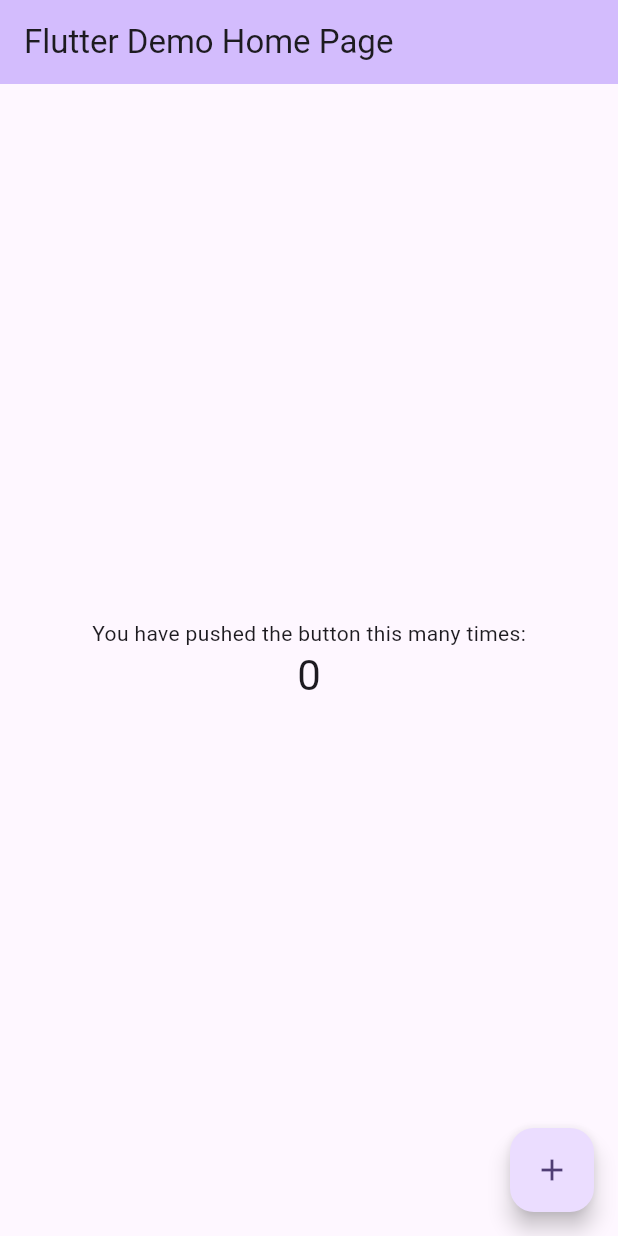
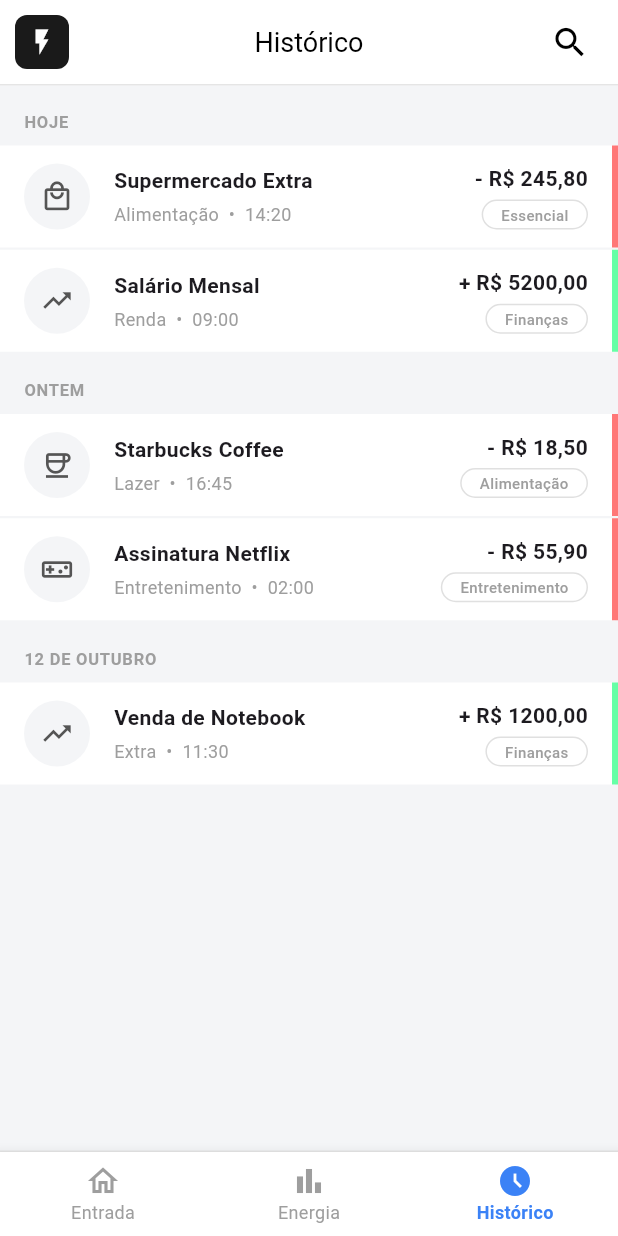
Before and after one commit to joaoelias1921/finance-flutter, a Flutter app: the screen it shows after launch, on a phone screen of 412 x 824 dp. Run offline on Flutter 3.47's test engine with Material 3 defaults, Android fonts, the light colour scheme and no system bars.

Commit message:
feat: add initial mocked transactions history screen

```diff
--- a/lib/main.dart
+++ b/lib/main.dart
@@ -1,122 +1,90 @@
 import 'package:flutter/material.dart';
+import 'screens/timeline_screen.dart';
 
 void main() {
-  runApp(const MyApp());
+  runApp(MyApp());
 }
 
 class MyApp extends StatelessWidget {
   const MyApp({super.key});
 
-  // This widget is the root of your application.
   @override
   Widget build(BuildContext context) {
     return MaterialApp(
-      title: 'Flutter Demo',
+      title: 'Fluxo financeiro',
+      debugShowCheckedModeBanner: false,
       theme: ThemeData(
-        // This is the theme of your application.
-        //
-        // TRY THIS: Try running your application with "flutter run". You'll see
-        // the application has a purple toolbar. Then, without quitting the app,
-        // try changing the seedColor in the colorScheme below to Colors.green
-        // and then invoke "hot reload" (save your changes or press the "hot
-        // reload" button in a Flutter-supported IDE, or press "r" if you used
-        // the command line to start the app).
-        //
-        // Notice that the counter didn't reset back to zero; the application
-        // state is not lost during the reload. To reset the state, use hot
-        // restart instead.
-        //
-        // This works for code too, not just values: Most code changes can be
-        // tested with just a hot reload.
-        colorScheme: .fromSeed(seedColor: Colors.deepPurple),
+        scaffoldBackgroundColor: Color(0xFFF4F5F7),
+        useMaterial3: true,
       ),
-      home: const MyHomePage(title: 'Flutter Demo Home Page'),
+      home: MainNavigationScreen(),
     );
   }
 }
 
-class MyHomePage extends StatefulWidget {
-  const MyHomePage({super.key, required this.title});
-
-  // This widget is the home page of your application. It is stateful, meaning
-  // that it has a State object (defined below) that contains fields that affect
-  // how it looks.
-
-  // This class is the configuration for the state. It holds the values (in this
-  // case the title) provided by the parent (in this case the App widget) and
-  // used by the build method of the State. Fields in a Widget subclass are
-  // always marked "final".
-
-  final String title;
+class MainNavigationScreen extends StatefulWidget {
+  const MainNavigationScreen({super.key});
 
   @override
-  State<MyHomePage> createState() => _MyHomePageState();
+  State<MainNavigationScreen> createState() => _MainNavigationScreenState();
 }
 
-class _MyHomePageState extends State<MyHomePage> {
-  int _counter = 0;
+class _MainNavigationScreenState extends State<MainNavigationScreen> {
+  int _currentIndex = 2;
 
-  void _incrementCounter() {
-    setState(() {
-      // This call to setState tells the Flutter framework that something has
-      // changed in this State, which causes it to rerun the build method below
-      // so that the display can reflect the updated values. If we changed
-      // _counter without calling setState(), then the build method would not be
-      // called again, and so nothing would appear to happen.
-      _counter++;
-    });
-  }
+  final List<Widget> _screens = [
+    Center(
+      child: Text('Tela de Entrada (Teclado)', style: TextStyle(fontSize: 24)),
+    ),
+    Center(
+      child: Text('Tela de Energia (Insights)', style: TextStyle(fontSize: 24)),
+    ),
+    TimelineScreen(),
+  ];
 
   @override
   Widget build(BuildContext context) {
-    // This method is rerun every time setState is called, for instance as done
-    // by the _incrementCounter method above.
-    //
-    // The Flutter framework has been optimized to make rerunning build methods
-    // fast, so that you can just rebuild anything that needs updating rather
-    // than having to individually change instances of widgets.
     return Scaffold(
-      appBar: AppBar(
-        // TRY THIS: Try changing the color here to a specific color (to
-        // Colors.amber, perhaps?) and trigger a hot reload to see the AppBar
-        // change color while the other colors stay the same.
-        backgroundColor: Theme.of(context).colorScheme.inversePrimary,
-        // Here we take the value from the MyHomePage object that was created by
-        // the App.build method, and use it to set our appbar title.
-        title: Text(widget.title),
-      ),
-      body: Center(
-        // Center is a layout widget. It takes a single child and positions it
-        // in the middle of the parent.
-        child: Column(
-          // Column is also a layout widget. It takes a list of children and
-          // arranges them vertically. By default, it sizes itself to fit its
-          // children horizontally, and tries to be as tall as its parent.
-          //
-          // Column has various properties to control how it sizes itself and
-          // how it positions its children. Here we use mainAxisAlignment to
-          // center the children vertically; the main axis here is the vertical
-          // axis because Columns are vertical (the cross axis would be
-          // horizontal).
-          //
-          // TRY THIS: Invoke "debug painting" (choose the "Toggle Debug Paint"
-          // action in the IDE, or press "p" in the console), to see the
-          // wireframe for each widget.
-          mainAxisAlignment: .center,
-          children: [
-            const Text('You have pushed the button this many times:'),
-            Text(
-              '$_counter',
-              style: Theme.of(context).textTheme.headlineMedium,
+      body: _screens[_currentIndex],
+      bottomNavigationBar: Container(
+        decoration: BoxDecoration(
+          border: Border(top: BorderSide(color: Color(0xFFE5E5E5), width: 1)),
+        ),
+        child: BottomNavigationBar(
+          currentIndex: _currentIndex,
+          onTap: (index) {
+            setState(() {
+              _currentIndex = index;
+            });
+          },
+          backgroundColor: Colors.white,
+          selectedItemColor: Color(0xFF3B82F6),
+          unselectedItemColor: Colors.grey,
+          selectedLabelStyle: TextStyle(
+            fontWeight: FontWeight.bold,
+            fontSize: 12,
+          ),
+          unselectedLabelStyle: TextStyle(fontSize: 12),
+          type: BottomNavigationBarType.fixed,
+          items: [
+            BottomNavigationBarItem(
+              icon: Icon(Icons.home_outlined),
+              activeIcon: Icon(Icons.home),
+              label: 'Entrada',
+            ),
+            BottomNavigationBarItem(
+              icon: Icon(Icons.bar_chart_outlined),
+              activeIcon: Icon(Icons.bar_chart),
+              label: 'Energia',
+            ),
+            BottomNavigationBarItem(
+              icon: Icon(Icons.access_time),
+              activeIcon: Icon(Icons.access_time_filled),
+              label: 'Histórico',
             ),
           ],
         ),
       ),
-      floatingActionButton: FloatingActionButton(
-        onPressed: _incrementCounter,
-        tooltip: 'Increment',
-        child: const Icon(Icons.add),
-      ),
     );
   }
 }
--- /dev/null
+++ b/lib/screens/timeline_screen.dart
@@ -0,0 +1,277 @@
+import 'package:flutter/material.dart';
+
+class Tag {
+  final String type;
+  const Tag({required this.type});
+  String get label => switch (type.toLowerCase()) {
+    'essential' => 'Essencial',
+    'food' => 'Alimentação',
+    'fun' => 'Entretenimento',
+    'finance' => 'Finanças',
+    _ => 'Diversos',
+  };
+}
+
+class Transaction {
+  final String title;
+  final String category;
+  final String time;
+  final double amount;
+  final Tag tag;
+  final String dateSection;
+
+  const Transaction({
+    required this.title,
+    required this.category,
+    required this.time,
+    required this.amount,
+    required this.tag,
+    required this.dateSection,
+  });
+}
+
+const List<Transaction> mockTransactions = [
+  Transaction(
+    title: 'Supermercado Extra',
+    category: 'Alimentação',
+    time: '14:20',
+    amount: -245.80,
+    tag: Tag(type: 'essential'),
+    dateSection: 'HOJE',
+  ),
+  Transaction(
+    title: 'Salário Mensal',
+    category: 'Renda',
+    time: '09:00',
+    amount: 5200.00,
+    tag: Tag(type: 'finance'),
+    dateSection: 'HOJE',
+  ),
+  Transaction(
+    title: 'Starbucks Coffee',
+    category: 'Lazer',
+    time: '16:45',
+    amount: -18.50,
+    tag: Tag(type: 'food'),
+    dateSection: 'ONTEM',
+  ),
+  Transaction(
+    title: 'Assinatura Netflix',
+    category: 'Entretenimento',
+    time: '02:00',
+    amount: -55.90,
+    tag: Tag(type: 'fun'),
+    dateSection: 'ONTEM',
+  ),
+  Transaction(
+    title: 'Venda de Notebook',
+    category: 'Extra',
+    time: '11:30',
+    amount: 1200.00,
+    tag: Tag(type: 'finance'),
+    dateSection: '12 DE OUTUBRO',
+  ),
+];
+
+class TimelineScreen extends StatelessWidget {
+  const TimelineScreen({super.key});
+
+  @override
+  Widget build(BuildContext context) {
+    final Map<String, List<Transaction>> groupedTransactions = {};
+    for (var transaction in mockTransactions) {
+      groupedTransactions
+          .putIfAbsent(transaction.dateSection, () => [])
+          .add(transaction);
+    }
+
+    return Scaffold(
+      backgroundColor: Color(0xFFF4F5F7),
+      appBar: AppBar(
+        backgroundColor: Colors.white,
+        bottom: PreferredSize(
+          preferredSize: Size.fromHeight(1.0),
+          child: Container(color: Color(0xFFE5E5E5), height: 1.0),
+        ),
+        leading: Padding(
+          padding: EdgeInsets.all(10.0),
+          child: Container(
+            decoration: BoxDecoration(
+              color: Color(0xFF1A1A1A),
+              borderRadius: BorderRadius.circular(8),
+            ),
+            child: Icon(Icons.flash_on, color: Colors.white, size: 20),
+          ),
+        ),
+        title: Text(
+          'Histórico',
+          style: TextStyle(color: Colors.black, fontSize: 18),
+        ),
+        centerTitle: true,
+        actions: [
+          IconButton(
+            icon: Icon(Icons.search, color: Colors.black, size: 26),
+            onPressed: () {},
+          ),
+          SizedBox(width: 8),
+        ],
+      ),
+      body: ListView(
+        children: groupedTransactions.entries.expand((entry) {
+          return [
+            SectionHeader(title: entry.key),
+            ...entry.value.map(
+              (transaction) => TransactionCard(
+                title: transaction.title,
+                category: transaction.category,
+                time: transaction.time,
+                amount: transaction.amount,
+                tag: transaction.tag,
+              ),
+            ),
+          ];
+        }).toList(),
+      ),
+    );
+  }
+}
+
+class SectionHeader extends StatelessWidget {
+  final String title;
+  const SectionHeader({super.key, required this.title});
+
+  @override
+  Widget build(BuildContext context) {
+    return Padding(
+      padding: EdgeInsets.only(left: 16.0, top: 16.0, bottom: 8.0),
+      child: Text(
+        title,
+        style: TextStyle(
+          color: Colors.grey,
+          fontSize: 11,
+          fontWeight: FontWeight.bold,
+          letterSpacing: 0.5,
+        ),
+      ),
+    );
+  }
+}
+
+class TransactionCard extends StatelessWidget {
+  final String title;
+  final String category;
+  final String time;
+  final double amount;
+  final Tag tag;
+
+  const TransactionCard({
+    super.key,
+    required this.title,
+    required this.category,
+    required this.time,
+    required this.amount,
+    required this.tag,
+  });
+
+  IconData _getIconByTag(String tagValue) {
+    switch (tagValue.toLowerCase()) {
+      case 'essential':
+        return Icons.local_mall_outlined;
+      case 'food':
+        return Icons.coffee_outlined;
+      case 'fun':
+        return Icons.videogame_asset_outlined;
+      case 'finance':
+        return Icons.trending_up;
+      default:
+        return Icons.attach_money;
+    }
+  }
+
+  @override
+  Widget build(BuildContext context) {
+    final bool isIncome = amount > 0;
+    final String sign = isIncome ? '+ R\$' : '- R\$';
+    final String formattedAmount =
+        '$sign ${amount.abs().toStringAsFixed(2).replaceAll('.', ',')}';
+
+    final Color indicatorColor = isIncome
+        ? Color(0xFF66FFA6)
+        : Color(0xFFFF7777);
+
+    return Container(
+      margin: EdgeInsets.only(bottom: 1.5),
+      decoration: BoxDecoration(
+        color: Colors.white,
+        border: Border(right: BorderSide(color: indicatorColor, width: 4)),
+      ),
+      child: Padding(
+        padding: EdgeInsets.symmetric(horizontal: 16.0, vertical: 12.0),
+        child: Row(
+          children: [
+            Container(
+              width: 44,
+              height: 44,
+              decoration: BoxDecoration(
+                color: Color(0xFFF4F5F7),
+                shape: BoxShape.circle,
+              ),
+              child: Icon(
+                _getIconByTag(tag.type),
+                color: Color(0xFF555555),
+                size: 22,
+              ),
+            ),
+            SizedBox(width: 16),
+
+            Expanded(
+              child: Column(
+                crossAxisAlignment: CrossAxisAlignment.start,
+                children: [
+                  Text(
+                    title,
+                    style: TextStyle(fontWeight: FontWeight.bold, fontSize: 14),
+                    maxLines: 1,
+                    overflow: TextOverflow.ellipsis,
+                  ),
+                  SizedBox(height: 4),
+                  Text(
+                    '$category  •  $time',
+                    style: TextStyle(color: Colors.grey, fontSize: 12),
+                  ),
+                ],
+              ),
+            ),
+
+            Column(
+              crossAxisAlignment: CrossAxisAlignment.end,
+              children: [
+                Text(
+                  formattedAmount,
+                  style: TextStyle(fontWeight: FontWeight.bold, fontSize: 14),
+                ),
+                SizedBox(height: 4),
+                Container(
+                  padding: EdgeInsets.symmetric(horizontal: 12, vertical: 2),
+                  decoration: BoxDecoration(
+                    color: Colors.white,
+                    borderRadius: BorderRadius.circular(12),
+                    border: Border.all(color: Color(0xFFE0E0E0), width: 1),
+                  ),
+                  child: Text(
+                    tag.label,
+                    style: TextStyle(
+                      color: Colors.grey,
+                      fontSize: 10,
+                      fontWeight: FontWeight.w500,
+                    ),
+                  ),
+                ),
+              ],
+            ),
+          ],
+        ),
+      ),
+    );
+  }
+}
```
